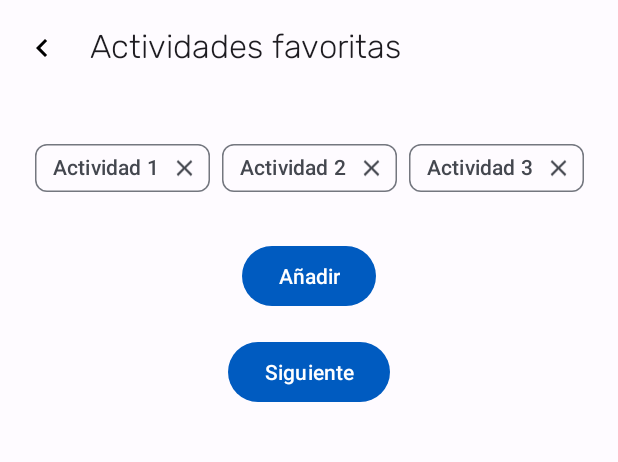
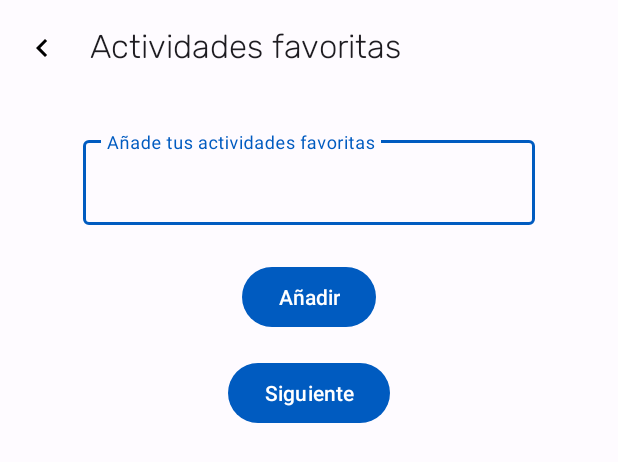
Before and after one commit to claravbr/ediaries_android, an Android app: the layout form_actividadesfavoritas.xml on its own in the app's theme, with its tools: preview values and no code run, on a phone screen of 412 x 824 dp. Shown: the top 462 px of the screen. Run offline under Robolectric (Android 15) with nearby library versions, the phone set to English and light mode, and no system bars.

Commit message:
ED-13 Registro en la aplicación - Registro de actividades favoritas

```diff
--- a/app/src/main/java/com/uclm/louise/ediaries/activity/FormRegistroActivity.java
+++ b/app/src/main/java/com/uclm/louise/ediaries/activity/FormRegistroActivity.java
@@ -101,7 +101,6 @@ public class FormRegistroActivity extends AppCompatActivity {
     }
 
     private void nextStep(String fotoPath) {
-        RegistroService registroService = RegistroClient.getRegistroService(this);
 
         TextInputEditText editTextName = findViewById(R.id.editTextName);
         TextInputEditText editTextLastName = findViewById(R.id.editTextLastName);
--- a/app/src/main/res/layout/form_actividadesfavoritas.xml
+++ b/app/src/main/res/layout/form_actividadesfavoritas.xml
@@ -28,50 +28,35 @@
 
     <com.google.android.material.chip.ChipGroup
         android:id="@+id/chipGroupActivities"
-        android:layout_width="wrap_content"
+        android:layout_width="0dp"
         android:layout_height="wrap_content"
         android:layout_marginTop="24dp"
         app:chipSpacingHorizontal="8dp"
         app:chipSpacingVertical="8dp"
         app:layout_constraintEnd_toEndOf="parent"
-        app:layout_constraintHorizontal_bias="0.5"
         app:layout_constraintStart_toStartOf="parent"
         app:layout_constraintTop_toBottomOf="@+id/appBarLayout"
         app:layout_constraintWidth_percent="0.8"
         app:singleLine="true">
-
-        <com.google.android.material.chip.Chip
-            android:id="@+id/chip_1"
-            style="@style/Widget.Material3.Chip.Input"
-            android:layout_width="wrap_content"
-            android:layout_height="wrap_content"
-            android:text="Actividad 1" />
-
-        <com.google.android.material.chip.Chip
-            android:id="@+id/chip_2"
-            style="@style/Widget.Material3.Chip.Input"
-            android:layout_width="wrap_content"
-            android:layout_height="wrap_content"
-            android:text="Actividad 2" />
-
-        <com.google.android.material.chip.Chip
-            android:id="@+id/chip_3"
-            style="@style/Widget.Material3.Chip.Input"
-            android:layout_width="wrap_content"
-            android:layout_height="wrap_content"
-            android:text="Actividad 3" />
-
+        <!-- Las chips se agregan dinámicamente aquí -->
     </com.google.android.material.chip.ChipGroup>
 
     <com.google.android.material.textfield.TextInputLayout
         android:id="@+id/textInputLayoutActivity"
-        android:layout_width="0dp"
+        android:layout_width="301dp"
         android:layout_height="wrap_content"
-        android:hint="Añadir actividad"
+        android:hint="Añade tus actividades favoritas"
         app:layout_constraintTop_toBottomOf="@id/chipGroupActivities"
         app:layout_constraintStart_toStartOf="parent"
         app:layout_constraintEnd_toEndOf="parent"
-        app:layout_constraintHorizontal_bias="0.5"/>
+        app:layout_constraintHorizontal_bias="0.5">
+
+    <com.google.android.material.textfield.TextInputEditText
+        android:id="@+id/editTextName"
+        android:layout_width="match_parent"
+        android:layout_height="wrap_content"
+        android:inputType="text" />
+    </com.google.android.material.textfield.TextInputLayout>
 
     <Button
         android:id="@+id/buttonAddActivity"
@@ -95,4 +80,5 @@
         app:layout_constraintStart_toStartOf="parent"
         app:layout_constraintTop_toBottomOf="@id/buttonAddActivity" />
 
+
 </androidx.constraintlayout.widget.ConstraintLayout>
--- a/app/src/main/res/layout/form_descolares.xml
+++ b/app/src/main/res/layout/form_descolares.xml
@@ -46,7 +46,6 @@
         android:layout_width="301dp"
         android:layout_height="48dp"
         android:layout_marginTop="10dp"
-        android:hint="@string/nivel_academico"
         app:layout_constraintEnd_toEndOf="parent"
         app:layout_constraintStart_toStartOf="parent"
         app:layout_constraintTop_toBottomOf="@+id/textViewNivelAcademico">
```
Also changed, not shown: app/src/main/java/com/uclm/louise/ediaries/activity/FormActividadFavoritaActivity.java (+74 -0 lines), app/src/main/java/com/uclm/louise/ediaries/data/models/RegistroContext.java (+12 -0 lines).
